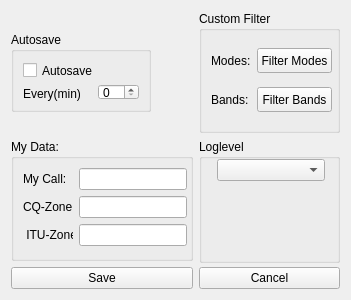
Punki/KissXPLog, file KissXPLog/dialog/form.ui: the form before one commit.
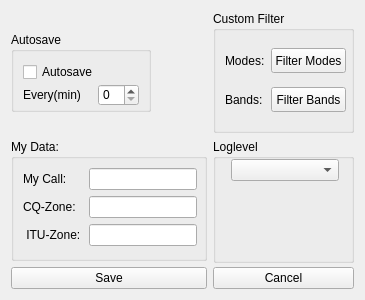
The form after the commit.

```diff
--- a/KissXPLog/dialog/form.ui
+++ b/KissXPLog/dialog/form.ui
@@ -6,7 +6,7 @@
    <rect>
     <x>0</x>
     <y>0</y>
-    <width>351</width>
+    <width>365</width>
     <height>300</height>
    </rect>
   </property>
@@ -18,7 +18,7 @@
   </property>
   <property name="minimumSize">
    <size>
-    <width>351</width>
+    <width>365</width>
     <height>300</height>
    </size>
   </property>
@@ -34,6 +34,24 @@
      <layout class="QFormLayout" name="formLayout">
       <item row="0" column="0">
        <widget class="QLabel" name="lb_my_call">
+        <property name="sizePolicy">
+         <sizepolicy hsizetype="Fixed" vsizetype="Fixed">
+          <horstretch>0</horstretch>
+          <verstretch>0</verstretch>
+         </sizepolicy>
+        </property>
+        <property name="minimumSize">
+         <size>
+          <width>60</width>
+          <height>22</height>
+         </size>
+        </property>
+        <property name="maximumSize">
+         <size>
+          <width>60</width>
+          <height>22</height>
+         </size>
+        </property>
         <property name="text">
          <string>My Call:</string>
         </property>
@@ -41,6 +59,12 @@
       </item>
       <item row="0" column="1">
        <widget class="QLineEdit" name="le_my_call">
+        <property name="sizePolicy">
+         <sizepolicy hsizetype="Fixed" vsizetype="Fixed">
+          <horstretch>0</horstretch>
+          <verstretch>0</verstretch>
+         </sizepolicy>
+        </property>
         <property name="minimumSize">
          <size>
           <width>108</width>
@@ -57,13 +81,37 @@
       </item>
       <item row="1" column="0">
        <widget class="QLabel" name="lb_my_cqzone">
+        <property name="sizePolicy">
+         <sizepolicy hsizetype="Fixed" vsizetype="Fixed">
+          <horstretch>0</horstretch>
+          <verstretch>0</verstretch>
+         </sizepolicy>
+        </property>
+        <property name="minimumSize">
+         <size>
+          <width>60</width>
+          <height>22</height>
+         </size>
+        </property>
+        <property name="maximumSize">
+         <size>
+          <width>60</width>
+          <height>22</height>
+         </size>
+        </property>
         <property name="text">
-         <string>CQ-Zone</string>
+         <string>CQ-Zone:</string>
         </property>
        </widget>
       </item>
       <item row="1" column="1">
        <widget class="QLineEdit" name="le_my_cqzone">
+        <property name="sizePolicy">
+         <sizepolicy hsizetype="Fixed" vsizetype="Fixed">
+          <horstretch>0</horstretch>
+          <verstretch>0</verstretch>
+         </sizepolicy>
+        </property>
         <property name="minimumSize">
          <size>
           <width>108</width>
@@ -78,15 +126,14 @@
         </property>
        </widget>
       </item>
-      <item row="2" column="0">
-       <widget class="QLabel" name="lb_my_ituzone">
-        <property name="text">
-         <string> ITU-Zone</string>
-        </property>
-       </widget>
-      </item>
       <item row="2" column="1">
        <widget class="QLineEdit" name="le_my_ituzone">
+        <property name="sizePolicy">
+         <sizepolicy hsizetype="Fixed" vsizetype="Fixed">
+          <horstretch>0</horstretch>
+          <verstretch>0</verstretch>
+         </sizepolicy>
+        </property>
         <property name="minimumSize">
          <size>
           <width>108</width>
@@ -101,6 +148,31 @@
         </property>
        </widget>
       </item>
+      <item row="2" column="0">
+       <widget class="QLabel" name="lb_my_ituzone">
+        <property name="sizePolicy">
+         <sizepolicy hsizetype="Fixed" vsizetype="Fixed">
+          <horstretch>0</horstretch>
+          <verstretch>0</verstretch>
+         </sizepolicy>
+        </property>
+        <property name="minimumSize">
+         <size>
+          <width>60</width>
+          <height>22</height>
+         </size>
+        </property>
+        <property name="maximumSize">
+         <size>
+          <width>60</width>
+          <height>22</height>
+         </size>
+        </property>
+        <property name="text">
+         <string> ITU-Zone:</string>
+        </property>
+       </widget>
+      </item>
      </layout>
     </widget>
    </item>
@@ -118,16 +190,22 @@
      <layout class="QGridLayout" name="gridLayout">
       <item row="1" column="0">
        <widget class="QLabel" name="label_2">
+        <property name="sizePolicy">
+         <sizepolicy hsizetype="Fixed" vsizetype="Fixed">
+          <horstretch>0</horstretch>
+          <verstretch>0</verstretch>
+         </sizepolicy>
+        </property>
         <property name="minimumSize">
          <size>
           <width>72</width>
-          <height>19</height>
+          <height>22</height>
          </size>
         </property>
         <property name="maximumSize">
          <size>
           <width>72</width>
-          <height>19</height>
+          <height>22</height>
          </size>
         </property>
         <property name="text">
@@ -137,10 +215,22 @@
       </item>
       <item row="1" column="1">
        <widget class="QSpinBox" name="cb_autosave_interval">
+        <property name="sizePolicy">
+         <sizepolicy hsizetype="Fixed" vsizetype="Fixed">
+          <horstretch>0</horstretch>
+          <verstretch>0</verstretch>
+         </sizepolicy>
+        </property>
+        <property name="minimumSize">
+         <size>
+          <width>0</width>
+          <height>22</height>
+         </size>
+        </property>
         <property name="maximumSize">
          <size>
           <width>50</width>
-          <height>16777215</height>
+          <height>22</height>
          </size>
         </property>
         <property name="maximum">
@@ -150,16 +240,22 @@
       </item>
       <item row="0" column="0">
        <widget class="QCheckBox" name="cb_autosave">
+        <property name="sizePolicy">
+         <sizepolicy hsizetype="Fixed" vsizetype="Fixed">
+          <horstretch>0</horstretch>
+          <verstretch>0</verstretch>
+         </sizepolicy>
+        </property>
         <property name="minimumSize">
          <size>
-          <width>72</width>
-          <height>19</height>
+          <width>75</width>
+          <height>22</height>
          </size>
         </property>
         <property name="maximumSize">
          <size>
-          <width>72</width>
-          <height>19</height>
+          <width>75</width>
+          <height>22</height>
          </size>
         </property>
         <property name="text">
```
